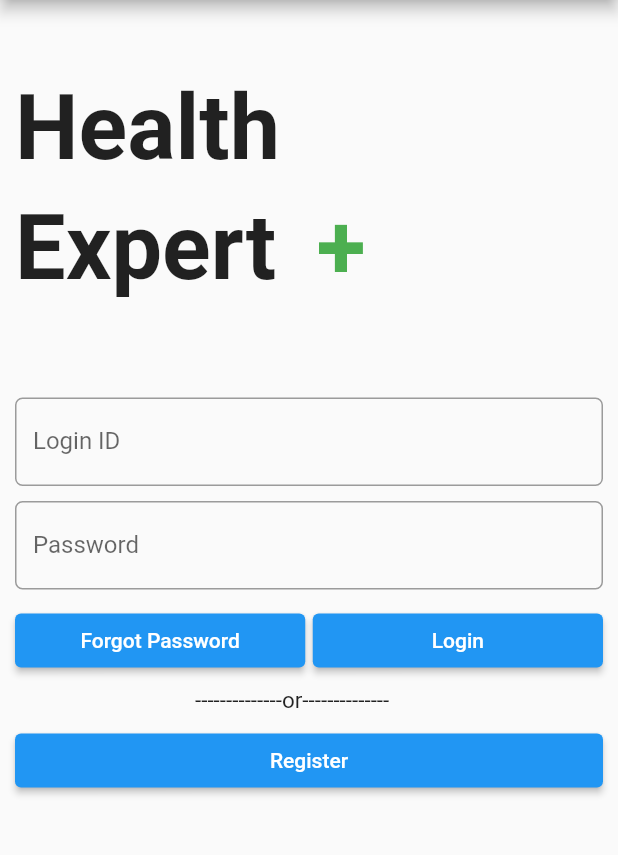
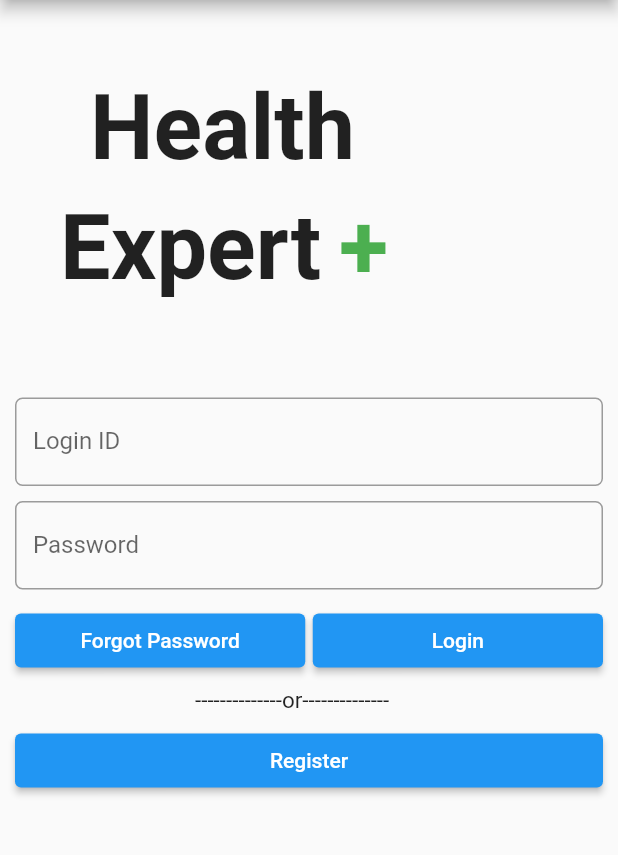
Before and after one commit to vaishnavikpatil/healthexpert_app, a Flutter app: the Login screen opened directly, on a phone screen of 412 x 824 dp, the part 84-939 px from its top. Run offline on Flutter 3.47's test engine with Material 2 defaults, Android fonts, the phone set to English and light mode, and no system bars.

Commit message:
second commit

```diff
--- a/lib/app_screens/login_screen.dart
+++ b/lib/app_screens/login_screen.dart
@@ -1,5 +1,6 @@
 import 'package:flutter/material.dart';
-
+import 'package:healthexpert_app/app_screens/register_screen.dart';
+import 'package:healthexpert_app/app_screens/home_screen.dart';
 class  Login extends StatefulWidget {
   @override
   State<StatefulWidget> createState() {
@@ -20,7 +21,7 @@ class  LoginState extends State< Login>{
             child:ListView(
                 children: <Widget> [
                   Padding(
-                    padding: EdgeInsets.only(top:50.0,bottom:5.0,left: 10.0,right: 0.0 ),
+                    padding: EdgeInsets.only(top:50.0,bottom:5.0,left: 60.0,right: 0.0 ),
                     child: Text(
                       "Health",
                       style: TextStyle(
@@ -28,7 +29,7 @@ class  LoginState extends State< Login>{
                     ),
                   ),
                   Padding(
-                      padding: EdgeInsets.only(top:5.0,bottom:50.0,left: 10.0,right:0.0 ),
+                      padding: EdgeInsets.only(top:5.0,bottom:50.0,left: 40.0,right:0.0 ),
                       child:Row(
                           children: <Widget>[
                             Expanded(child:Text(
@@ -85,7 +86,7 @@ class  LoginState extends State< Login>{
                           child: ElevatedButton(
                               child: Text('Login'),
                               onPressed:(){
-
+                                Navigator.push(context, MaterialPageRoute(builder: (BuildContext context) => Home()));
                               }
                           )
                       )
@@ -107,7 +108,7 @@ class  LoginState extends State< Login>{
                           child: ElevatedButton(
                             child: Text('Register'),
                             onPressed:(){
-
+                              Navigator.push(context, MaterialPageRoute(builder: (BuildContext context) => Register()));
                             },
                           )),
 
--- a/lib/app_screens/register_screen.dart
+++ b/lib/app_screens/register_screen.dart
@@ -1,5 +1,5 @@
 import 'package:flutter/material.dart';
-
+import 'package:healthexpert_app/app_screens/login_screen.dart';
 class  Register extends StatefulWidget {
   @override
   State<StatefulWidget> createState() {
@@ -123,7 +123,7 @@ class  RegisterState extends State<Register>{
                           child: ElevatedButton(
                             child: Text('Register'),
                             onPressed:(){
-
+                              Navigator.push(context, MaterialPageRoute(builder: (BuildContext context) => Login()));
                             },
                           )),
 
--- a/lib/main.dart
+++ b/lib/main.dart
@@ -1,11 +1,11 @@
 import 'package:flutter/material.dart';
-import './app_screens/home_screen.dart';
-
+import './app_screens/register_screen.dart';
+import 'package:healthexpert_app/app_screens/login_screen.dart';
 void main(){
   runApp(
       MaterialApp(
         debugShowCheckedModeBanner: false,
-        home: Home(),
+        home: Login(),
         theme: ThemeData(
             primaryColor: Colors.indigo,
             accentColor: Colors.indigoAccent
```
Also changed, not shown: 2 other files.
